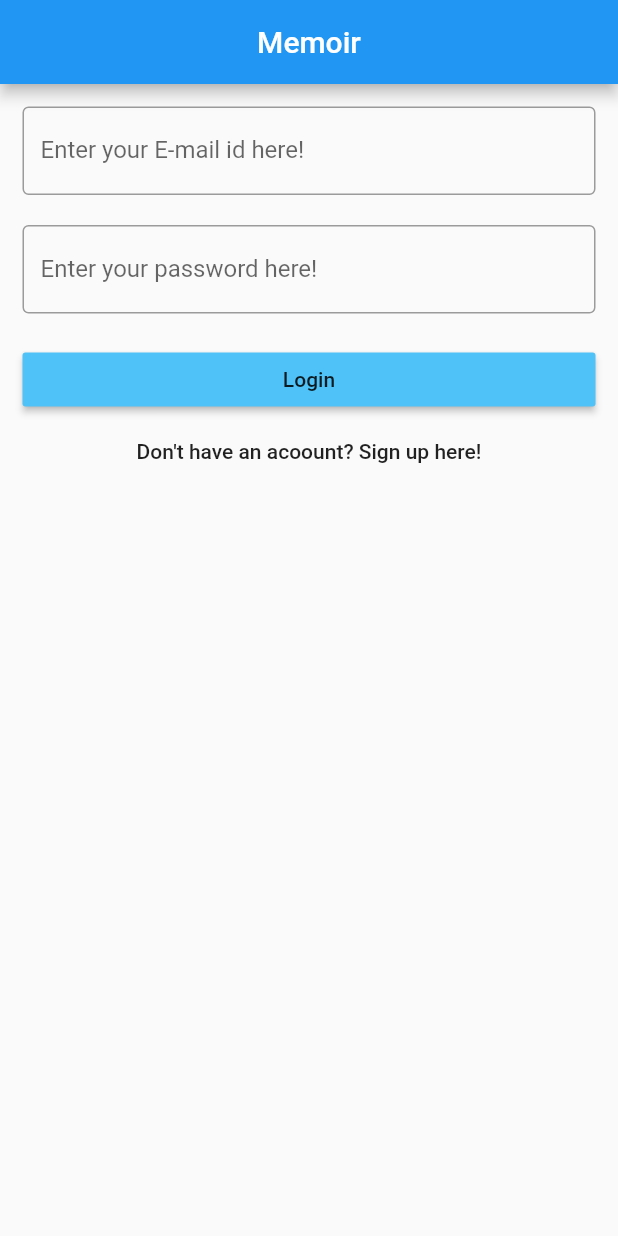
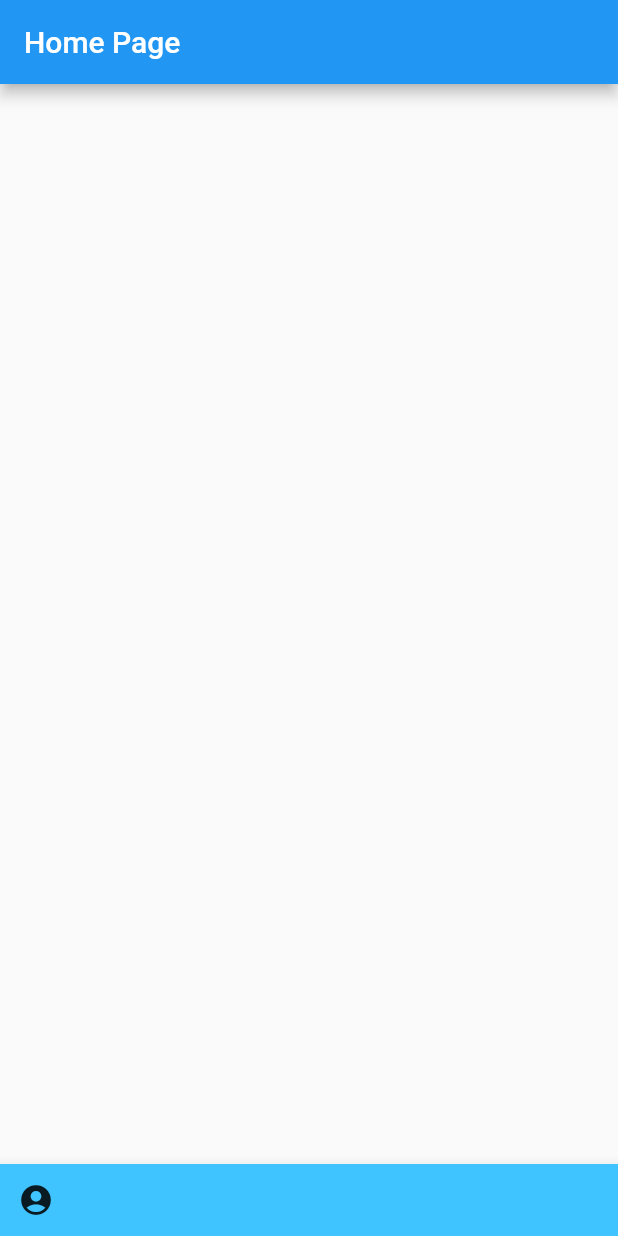
Before and after one commit to yoR-rihsihS/memoir, a Flutter app: the screen it shows after launch, on a phone screen of 412 x 824 dp. Run offline on Flutter 3.47's test engine with Material 2 defaults, Android fonts, the phone set to English and light mode, and no system bars.

Commit message:
Before Connecting Firebase

```diff
--- /dev/null
+++ b/lib/home_page.dart
@@ -0,0 +1,49 @@
+import 'package:flutter/material.dart';
+
+class HomePage extends StatefulWidget
+{
+  State<StatefulWidget> createState()
+  {
+    return _HomePage();
+  }
+}
+
+class _HomePage extends State<HomePage>
+{
+  void _logOutUser()
+  {
+    print("button is pressed");
+  }
+
+
+
+  @override
+  Widget build(BuildContext context) {
+    return Scaffold
+    (
+      appBar: new AppBar
+      (
+        title: Text("Home Page"),
+      ),
+      body: new Container
+      (
+
+      ),
+      bottomNavigationBar: new BottomAppBar
+      (
+        color: Colors.lightBlueAccent,
+        child: new Row
+        (
+          children: <Widget>
+          [
+            new IconButton
+            (
+              icon: new Icon(Icons.account_circle),
+              onPressed: _logOutUser,
+            ),
+          ],
+        ),
+      ),
+    );
+  }
+}
--- a/lib/login_signup.dart
+++ b/lib/login_signup.dart
@@ -136,7 +136,7 @@ class _LoginState extends State<Login>
               keyboardType: TextInputType.emailAddress,
               decoration: InputDecoration
               (
-                labelText: "Enter your E-mail id here!",
+                labelText: "E-mail",
                 border: OutlineInputBorder(),
               ),
               validator:(value)
@@ -161,7 +161,7 @@ class _LoginState extends State<Login>
               obscureText: true,
               decoration: InputDecoration
               (
-                labelText: "Enter your password here!",
+                labelText: "Password",
                 border: OutlineInputBorder(),
               ),
               validator:(value)
@@ -187,7 +187,7 @@ class _LoginState extends State<Login>
         (
           decoration: InputDecoration
           (
-            labelText: "Enter your name here!",
+            labelText: "Name",
             border: OutlineInputBorder(),
           ),
         ),
@@ -202,7 +202,7 @@ class _LoginState extends State<Login>
           keyboardType: TextInputType.emailAddress,
           decoration: InputDecoration
           (
-            labelText: "Enter your E-mail id here!",
+            labelText: "E-mail",
             border: OutlineInputBorder(),
           ),
           validator:(value)
@@ -227,7 +227,7 @@ class _LoginState extends State<Login>
             obscureText: true,
             decoration: InputDecoration
             (
-              labelText: "Enter your password here!",
+              labelText: "Password",
               border: OutlineInputBorder(),
             ),
             validator:(value)
--- a/lib/main.dart
+++ b/lib/main.dart
@@ -1,4 +1,5 @@
 import 'package:flutter/material.dart';
+import 'package:memoir/home_page.dart';
 import 'login_signup.dart';
 
 void main() => runApp(MyApp());
@@ -10,7 +11,7 @@ class MyApp extends StatelessWidget
     return new MaterialApp
     (
       title: "Memoir",
-      home: Login(),
+      home: HomePage(),
     );
   }
 }
```
Also changed, not shown: lib/authentication.dart (added).
